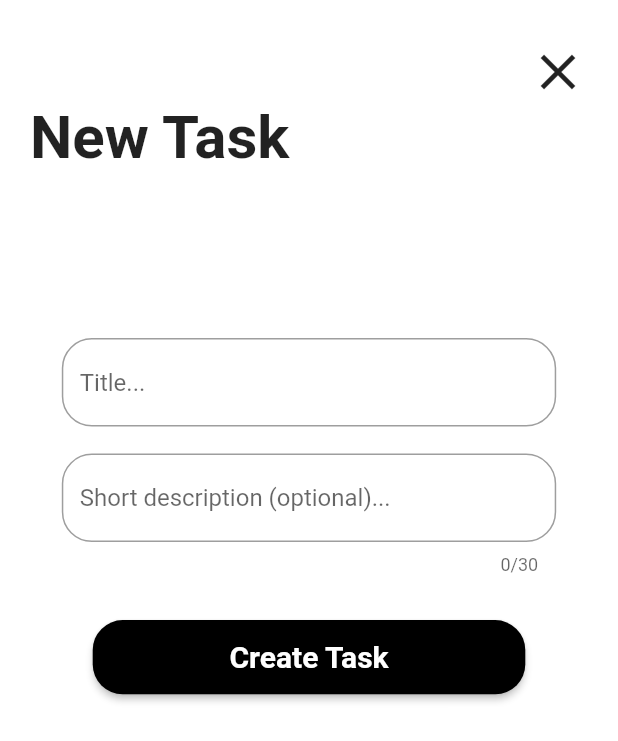
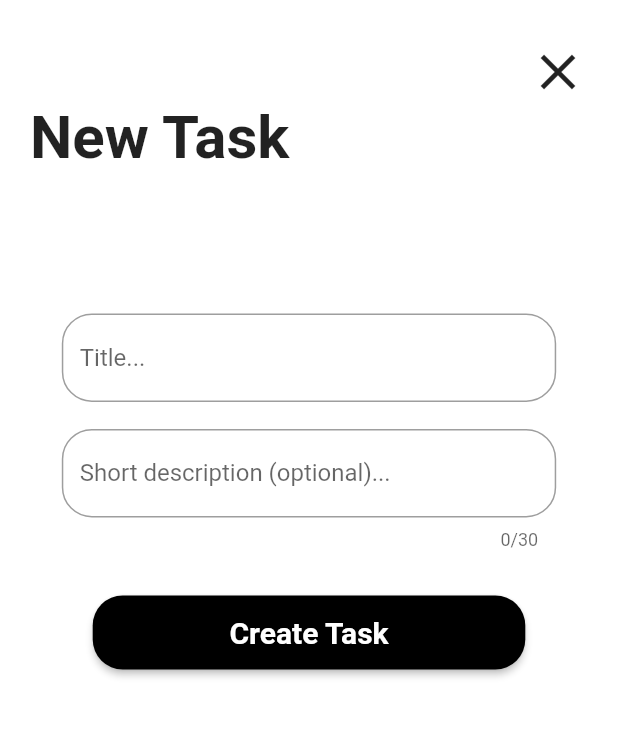
Before and after one commit to Klimek777/todoapp, a Flutter app: the screen it shows after launch, after a tap on the "add" icon, on a phone screen of 412 x 824 dp. Shown: the top 741 px of the screen. Run offline on Flutter 3.47's test engine with Material 2 defaults, Android fonts, the phone set to English and light mode, and no system bars; our stand-ins replace flutter_slidable, google_fonts, hive_flutter; accounts and stored records are empty; Roboto replaces fonts that are missing (Kanit); statements that could not run were skipped.

Commit message:
code cleaning + bug fixes

```diff
--- a/lib/datalocal/localdb.dart
+++ b/lib/datalocal/localdb.dart
@@ -1,7 +1,7 @@
 import 'package:hive_flutter/hive_flutter.dart';
 
 class ToDoDB {
-  var _box = Hive.box('todo');
+  final _box = Hive.box('todo');
 
   List toDoList = [];
 
--- a/lib/pages/createtask_page.dart
+++ b/lib/pages/createtask_page.dart
@@ -1,4 +1,4 @@
-// ignore_for_file: unused_field
+// ignore_for_file: unused_field, prefer_const_constructors
 
 import 'package:flutter/material.dart';
 import 'package:google_fonts/google_fonts.dart';
@@ -20,7 +20,7 @@ class _CreateTaskPageState extends State<CreateTaskPage> {
   final GlobalKey<FormState> _newtaskFormKey = GlobalKey<FormState>();
   final _box = Hive.box('todo');
 
-  ToDoDB db = new ToDoDB();
+  ToDoDB db = ToDoDB();
 
   @override
   void initState() {
@@ -47,7 +47,7 @@ class _CreateTaskPageState extends State<CreateTaskPage> {
               children: [
                 _headWidget(),
                 SizedBox(
-                  height: _deviceHeight! * 0.1,
+                  height: _deviceHeight! * 0.08,
                 ),
                 _newtaskForm(),
               ],
@@ -58,7 +58,7 @@ class _CreateTaskPageState extends State<CreateTaskPage> {
 
   Widget _headWidget() {
     return Padding(
-      padding: const EdgeInsets.all(20.0),
+      padding: EdgeInsets.all(20.0),
       child: Column(
         children: [
           Row(
@@ -158,7 +158,7 @@ class _CreateTaskPageState extends State<CreateTaskPage> {
   }
 
   Widget _newtaskForm() {
-    return Container(
+    return SizedBox(
       width: _deviceWidth! * 0.8,
       child: Form(
         key: _newtaskFormKey,
@@ -175,7 +175,7 @@ class _CreateTaskPageState extends State<CreateTaskPage> {
 
   Widget _createButton() {
     return Padding(
-      padding: const EdgeInsets.only(top: 20.0),
+      padding: EdgeInsets.only(top: 20.0),
       child: MaterialButton(
         shape: RoundedRectangleBorder(
           borderRadius: BorderRadius.circular(20),
--- a/lib/pages/home_page.dart
+++ b/lib/pages/home_page.dart
@@ -3,7 +3,6 @@
 import 'package:flutter/material.dart';
 import 'package:flutter_slidable/flutter_slidable.dart';
 import 'package:google_fonts/google_fonts.dart';
-import 'package:hive_flutter/hive_flutter.dart';
 import 'package:todoapp/datalocal/localdb.dart';
 
 class HomePage extends StatefulWidget {
@@ -16,8 +15,7 @@ class HomePage extends StatefulWidget {
 class _HomePageState extends State<HomePage> {
 //open box
 
-  final _box = Hive.box('todo');
-  ToDoDB db = new ToDoDB();
+  ToDoDB db = ToDoDB();
 
   double? _deviceHeight, _deviceWidth;
 
@@ -62,12 +60,16 @@ class _HomePageState extends State<HomePage> {
             children: [
               Padding(
                 padding: const EdgeInsets.only(bottom: 60),
-                child: _pageHeadWidget(totalTasks, completedTasks),
+                child: _pageHeadWidget(
+                  totalTasks,
+                  completedTasks,
+                ),
               ),
-              Container(
-                  width: _deviceWidth! * 0.9,
-                  height: _deviceHeight! * 0.4718,
-                  child: totalTasks == 0 ? _emptyListTile() : _toDoListTile())
+              SizedBox(
+                width: _deviceWidth! * 0.9,
+                height: _deviceHeight! * 0.4718,
+                child: totalTasks == 0 ? _emptyListTile() : _toDoListTile(),
+              ),
             ],
           ),
         ));
@@ -81,7 +83,7 @@ class _HomePageState extends State<HomePage> {
           width: _deviceWidth,
           height: _deviceHeight! * 0.40,
           decoration: BoxDecoration(
-            color: Colors.black,
+            color: Color.fromARGB(255, 0, 0, 0),
             borderRadius: BorderRadius.only(
               bottomLeft: Radius.circular(60),
               bottomRight: Radius.circular(60),
@@ -93,7 +95,7 @@ class _HomePageState extends State<HomePage> {
                 Row(
                   children: [
                     Padding(
-                      padding: const EdgeInsets.fromLTRB(30, 50, 0, 0),
+                      padding: EdgeInsets.fromLTRB(30, 50, 0, 0),
                       child: Text(
                         'Daily \nTasks ',
                         style: GoogleFonts.kanit(
@@ -108,7 +110,7 @@ class _HomePageState extends State<HomePage> {
                   mainAxisAlignment: MainAxisAlignment.end,
                   children: [
                     Padding(
-                      padding: const EdgeInsets.fromLTRB(0, 0, 30, 0),
+                      padding: EdgeInsets.fromLTRB(0, 0, 30, 0),
                       child: _taskCountWidget(totalTasks, completedTasks),
                     ),
                   ],
@@ -165,7 +167,7 @@ class _HomePageState extends State<HomePage> {
   Widget _todoWidget(
       String title, String? description, bool status, int index) {
     return Padding(
-      padding: const EdgeInsets.all(8.0),
+      padding: EdgeInsets.all(8.0),
       child: Slidable(
         endActionPane: ActionPane(
           motion: ScrollMotion(),
@@ -192,7 +194,7 @@ class _HomePageState extends State<HomePage> {
           child: Row(
             children: [
               Padding(
-                padding: const EdgeInsets.only(left: 10),
+                padding: EdgeInsets.only(left: 10),
                 child: Transform.scale(
                   scale: 1.9,
                   child: Checkbox(
```
